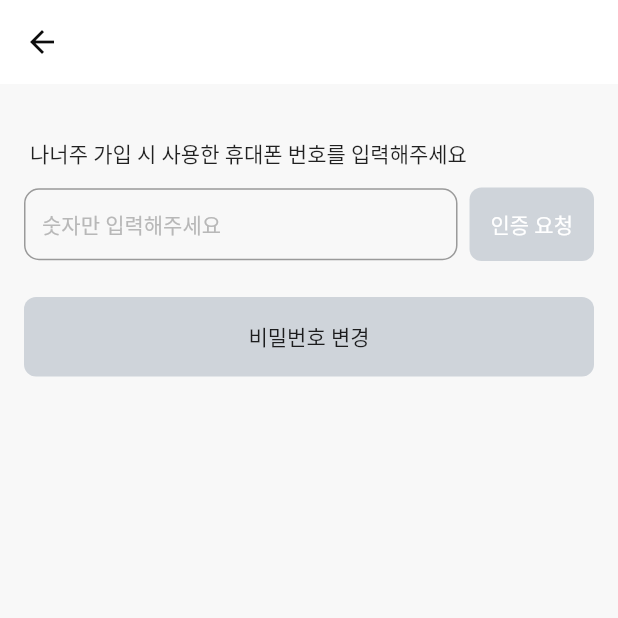
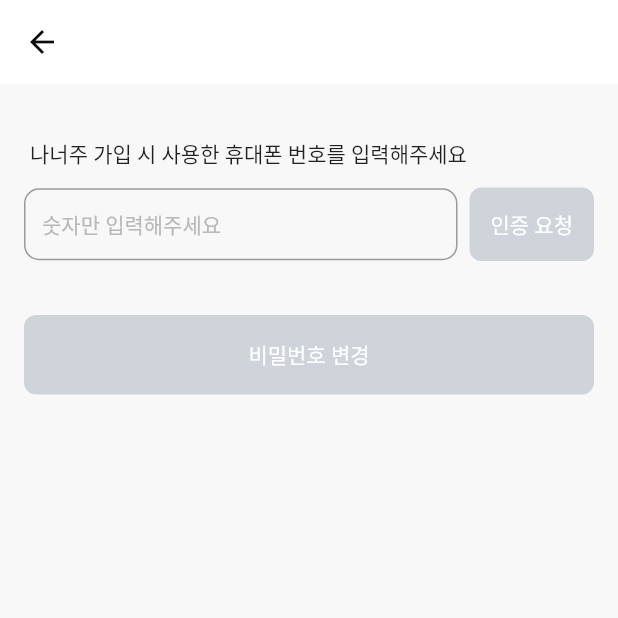
Before and after one commit to jieunlee0106/git_lab, a Flutter app: the FindPassword screen opened by its route, on a phone screen of 412 x 824 dp, the top half of it. Run offline on Flutter 3.47's test engine with Material 2 defaults, Android fonts, the phone set to English and light mode, and no system bars; our stand-ins replace carousel_slider, get, logger, marquee; missing offline and left inert: multi_image_picker_view, platform_date_picker, twitter_login; network calls fail.

Commit message:
FIX :  비밀번호 찾기 상태관리 수정

```diff
--- a/fe/user/nnz/lib/src/components/find_password_form/find_password_btn.dart
+++ b/fe/user/nnz/lib/src/components/find_password_form/find_password_btn.dart
@@ -1,22 +1,41 @@
 import 'package:flutter/material.dart';
 import 'package:get/get.dart';
 import 'package:nnz/src/config/config.dart';
+import 'package:nnz/src/controller/find_password_controller.dart';
 
 class FindPasswordBtn extends StatelessWidget {
-  const FindPasswordBtn({super.key});
-
+  FindPasswordBtn({super.key});
+  final controller = Get.put(FindPasswordController());
   @override
   Widget build(BuildContext context) {
-    return Container(
+    return Obx(
+      () => GestureDetector(
+        onTap: () {
+          controller.onFindPassword();
+        },
+        child: Container(
           padding: const EdgeInsets.symmetric(
             vertical: 16,
           ),
           width: Get.width,
           decoration: BoxDecoration(
             borderRadius: BorderRadius.circular(8),
-        color: Config.greyColor,
+            color: controller.findPwdChecked.value
+                ? Config.yellowColor
+                : Config.greyColor,
           ),
-      child: const Center(child: Text("비밀번호 변경")),
+          child: Center(
+            child: Text(
+              "비밀번호 변경",
+              style: TextStyle(
+                color: controller.findPwdChecked.value
+                    ? Config.blackColor
+                    : Colors.white,
+              ),
+            ),
+          ),
+        ),
+      ),
     );
   }
 }
--- a/fe/user/nnz/lib/src/components/register_form/register_field.dart
+++ b/fe/user/nnz/lib/src/components/register_form/register_field.dart
@@ -53,11 +53,12 @@ class _RegisterFieldState extends State<RegisterField> {
         if (widget.formType == 'email') {
           final isValidEmail = controller.onEmailValidate(text: value);
           controller.emailChecked.value = isValidEmail;
-
         } else if (widget.formType == 'password') {
           final isValidPassword = controller.onPasswordValidate(text: value);
           controller.pwdChecked.value = isValidPassword;
-
+          final isValidPasswordConfirm =
+              controller.passwordController.text == widget.controller.text;
+          controller.pwdConfirmChecked.value = isValidPasswordConfirm;
         } else if (widget.formType == 'passwordConfirm') {
           final isValidPasswordConfirm =
               controller.passwordController.text == widget.controller.text;
--- a/fe/user/nnz/lib/src/pages/user/find_password.dart
+++ b/fe/user/nnz/lib/src/pages/user/find_password.dart
@@ -24,8 +24,7 @@ class FindPassword extends StatelessWidget {
             vertical: 12,
           ),
           child: ListView(
-            // 수정된 부분
-            shrinkWrap: true, // 추가된 속성
+            shrinkWrap: true,
             children: [
               Form(
                 key: controller.formKey,
@@ -60,9 +59,8 @@ class FindPassword extends StatelessWidget {
                   ),
                 ),
               ),
-              const SizedBox(height: 12), // 추가된 SizedBox 위젯
-              const FindPasswordBtn(),
-              const SizedBox(height: 12), // 추가된 SizedBox 위젯
+              const SizedBox(height: 24),
+              FindPasswordBtn(),
             ],
           ),
         ),
```
Also changed, not shown: fe/user/nnz/lib/src/components/find_password_form/new_password.dart (+23 -2 lines), fe/user/nnz/lib/src/controller/find_password_controller.dart (+17 -0 lines). Lines whose indentation alone changed are shown as unchanged.
